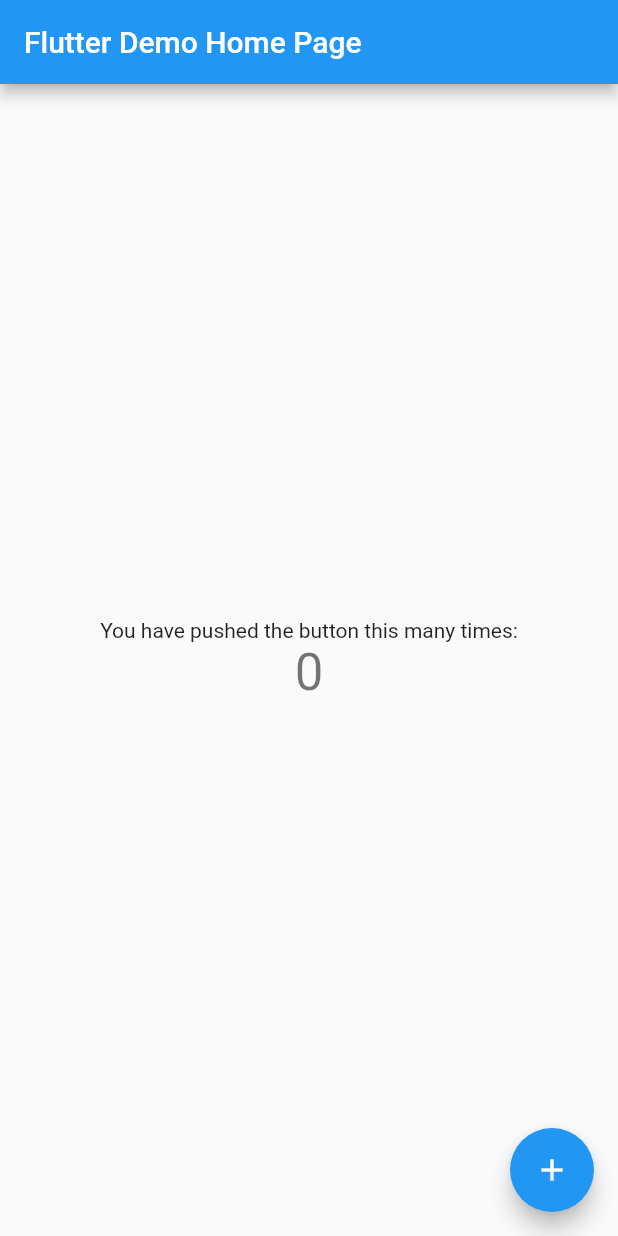
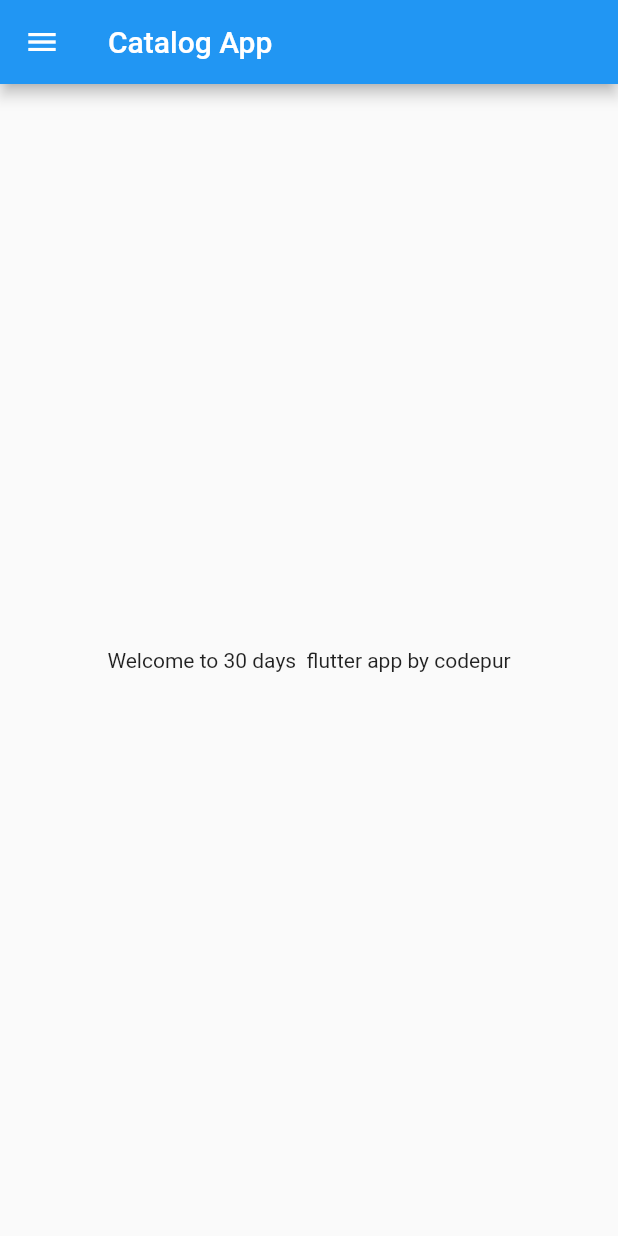
Before and after one commit to dhanashrishisode12/catlog_app_by_codepur_demo, a Flutter app: the screen it shows after launch, on a phone screen of 412 x 824 dp. Run offline on Flutter 3.47's test engine with Material 2 defaults, Android fonts, the phone set to English and light mode, and no system bars.

Commit message:
day 2 completed

```diff
--- /dev/null
+++ b/lib/home_page.dart
@@ -0,0 +1,22 @@
+import 'package:flutter/material.dart';
+
+class HomePage extends StatelessWidget {
+  const HomePage({super.key});
+  final int days = 30;
+  final String name = "codepur";
+
+  @override
+  Widget build(BuildContext context) {
+    return Scaffold(
+      appBar: AppBar(
+        title: const Text("Catalog App"),
+      ),
+      body: Center(
+        child: Container(
+          child: Text("Welcome to $days days  flutter app by $name"),
+        ),
+      ),
+      drawer: const Drawer(),
+    );
+  }
+}
--- a/lib/main.dart
+++ b/lib/main.dart
@@ -1,3 +1,4 @@
+import 'package:catlog_app_by_codepur_demo/home_page.dart';
 import 'package:flutter/material.dart';
 
 void main() {
@@ -7,109 +8,10 @@ void main() {
 class MyApp extends StatelessWidget {
   const MyApp({super.key});
 
-  // This widget is the root of your application.
   @override
   Widget build(BuildContext context) {
-    return MaterialApp(
-      title: 'Flutter Demo',
-      theme: ThemeData(
-        // This is the theme of your application.
-        //
-        // Try running your application with "flutter run". You'll see the
-        // application has a blue toolbar. Then, without quitting the app, try
-        // changing the primarySwatch below to Colors.green and then invoke
-        // "hot reload" (press "r" in the console where you ran "flutter run",
-        // or simply save your changes to "hot reload" in a Flutter IDE).
-        // Notice that the counter didn't reset back to zero; the application
-        // is not restarted.
-        primarySwatch: Colors.blue,
-      ),
-      home: const MyHomePage(title: 'Flutter Demo Home Page'),
+    return const MaterialApp(
+      home: HomePage(),
     );
   }
 }
-
-class MyHomePage extends StatefulWidget {
-  const MyHomePage({super.key, required this.title});
-
-  // This widget is the home page of your application. It is stateful, meaning
-  // that it has a State object (defined below) that contains fields that affect
-  // how it looks.
-
-  // This class is the configuration for the state. It holds the values (in this
-  // case the title) provided by the parent (in this case the App widget) and
-  // used by the build method of the State. Fields in a Widget subclass are
-  // always marked "final".
-
-  final String title;
-
-  @override
-  State<MyHomePage> createState() => _MyHomePageState();
-}
-
-class _MyHomePageState extends State<MyHomePage> {
-  int _counter = 0;
-
-  void _incrementCounter() {
-    setState(() {
-      // This call to setState tells the Flutter framework that something has
-      // changed in this State, which causes it to rerun the build method below
-      // so that the display can reflect the updated values. If we changed
-      // _counter without calling setState(), then the build method would not be
-      // called again, and so nothing would appear to happen.
-      _counter++;
-    });
-  }
-
-  @override
-  Widget build(BuildContext context) {
-    // This method is rerun every time setState is called, for instance as done
-    // by the _incrementCounter method above.
-    //
-    // The Flutter framework has been optimized to make rerunning build methods
-    // fast, so that you can just rebuild anything that needs updating rather
-    // than having to individually change instances of widgets.
-    return Scaffold(
-      appBar: AppBar(
-        // Here we take the value from the MyHomePage object that was created by
-        // the App.build method, and use it to set our appbar title.
-        title: Text(widget.title),
-      ),
-      body: Center(
-        // Center is a layout widget. It takes a single child and positions it
-        // in the middle of the parent.
-        child: Column(
-          // Column is also a layout widget. It takes a list of children and
-          // arranges them vertically. By default, it sizes itself to fit its
-          // children horizontally, and tries to be as tall as its parent.
-          //
-          // Invoke "debug painting" (press "p" in the console, choose the
-          // "Toggle Debug Paint" action from the Flutter Inspector in Android
-          // Studio, or the "Toggle Debug Paint" command in Visual Studio Code)
-          // to see the wireframe for each widget.
-          //
-          // Column has various properties to control how it sizes itself and
-          // how it positions its children. Here we use mainAxisAlignment to
-          // center the children vertically; the main axis here is the vertical
-          // axis because Columns are vertical (the cross axis would be
-          // horizontal).
-          mainAxisAlignment: MainAxisAlignment.center,
-          children: <Widget>[
-            const Text(
-              'You have pushed the button this many times:',
-            ),
-            Text(
-              '$_counter',
-              style: Theme.of(context).textTheme.headlineMedium,
-            ),
-          ],
-        ),
-      ),
-      floatingActionButton: FloatingActionButton(
-        onPressed: _incrementCounter,
-        tooltip: 'Increment',
-        child: const Icon(Icons.add),
-      ), // This trailing comma makes auto-formatting nicer for build methods.
-    );
-  }
-}
```
